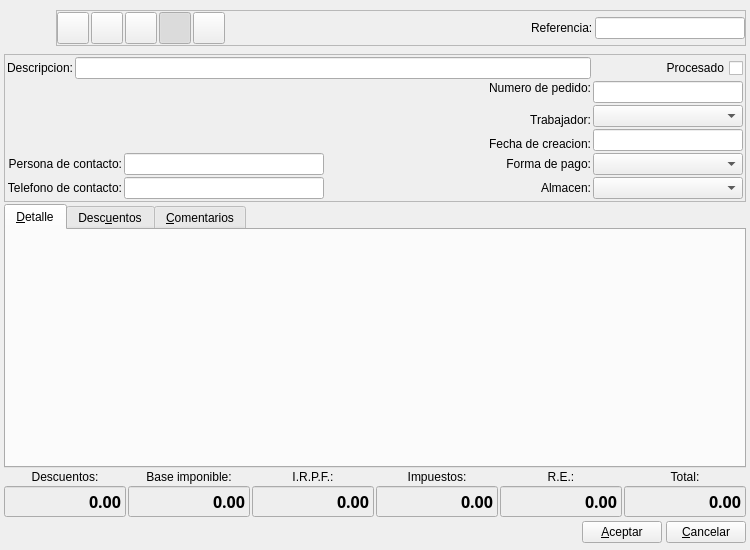
Old version of the form bulmages/bulmafact/plugins/pluginbf_clientepedido/pedidoclientebase.ui in the repository eboladev/Bulmages-1.
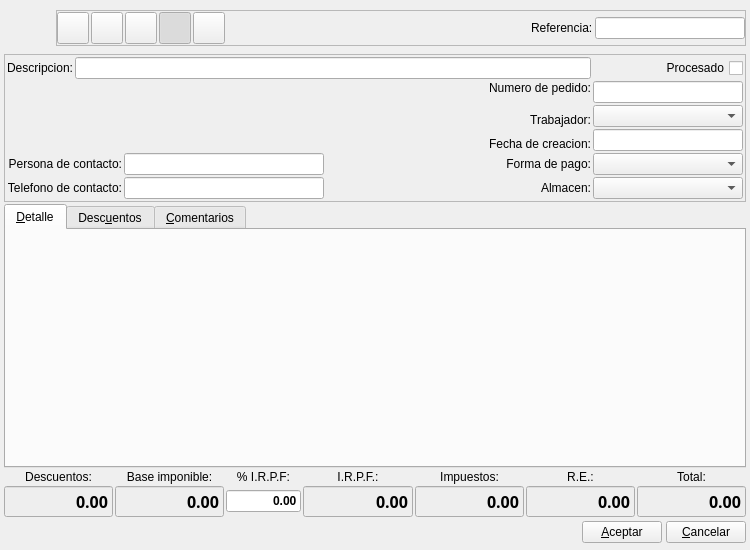
New version of the form. Icons and pictures are not drawn. Custom widgets are drawn as their Qt base class.

Commit message:
Agrego la gestion personalizada del IRPF en cada documento.
Comienzo a crear un servidor de datos generico e independiente.

Patch:
```diff
--- a/bulmages/bulmafact/plugins/pluginbf_clientepedido/pedidoclientebase.ui
+++ b/bulmages/bulmafact/plugins/pluginbf_clientepedido/pedidoclientebase.ui
@@ -28,7 +28,23 @@
    <property name="margin">
     <number>4</number>
    </property>
-   <item row="0" column="0" colspan="6">
+   <item row="3" column="0">
+    <widget class="QLabel" name="label3">
+     <property name="sizePolicy">
+      <sizepolicy hsizetype="Expanding" vsizetype="Preferred">
+       <horstretch>0</horstretch>
+       <verstretch>0</verstretch>
+      </sizepolicy>
+     </property>
+     <property name="text">
+      <string>Descuentos:</string>
+     </property>
+     <property name="alignment">
+      <set>Qt::AlignCenter</set>
+     </property>
+    </widget>
+   </item>
+   <item row="0" column="0" colspan="7">
     <layout class="QHBoxLayout" name="hboxLayout1">
      <property name="spacing">
       <number>4</number>
@@ -339,7 +355,89 @@
      </item>
     </layout>
    </item>
-   <item row="1" column="0" colspan="6">
+   <item row="4" column="6">
+    <widget class="QLineEdit" name="m_totalpedidocliente">
+     <property name="enabled">
+      <bool>true</bool>
+     </property>
+     <property name="minimumSize">
+      <size>
+       <width>100</width>
+       <height>0</height>
+      </size>
+     </property>
+     <property name="palette">
+      <palette>
+       <active>
+        <colorrole role="Base">
+         <brush brushstyle="SolidPattern">
+          <color alpha="255">
+           <red>238</red>
+           <green>238</green>
+           <blue>238</blue>
+          </color>
+         </brush>
+        </colorrole>
+       </active>
+       <inactive>
+        <colorrole role="Base">
+         <brush brushstyle="SolidPattern">
+          <color alpha="255">
+           <red>238</red>
+           <green>238</green>
+           <blue>238</blue>
+          </color>
+         </brush>
+        </colorrole>
+       </inactive>
+       <disabled>
+        <colorrole role="Base">
+         <brush brushstyle="SolidPattern">
+          <color alpha="255">
+           <red>255</red>
+           <green>255</green>
+           <blue>255</blue>
+          </color>
+         </brush>
+        </colorrole>
+       </disabled>
+      </palette>
+     </property>
+     <property name="font">
+      <font>
+       <family>Sans Serif</family>
+       <pointsize>12</pointsize>
+       <weight>75</weight>
+       <italic>false</italic>
+       <bold>true</bold>
+       <underline>false</underline>
+       <strikeout>false</strikeout>
+      </font>
+     </property>
+     <property name="focusPolicy">
+      <enum>Qt::NoFocus</enum>
+     </property>
+     <property name="acceptDrops">
+      <bool>false</bool>
+     </property>
+     <property name="autoFillBackground">
+      <bool>true</bool>
+     </property>
+     <property name="text">
+      <string>0.00</string>
+     </property>
+     <property name="frame">
+      <bool>true</bool>
+     </property>
+     <property name="alignment">
+      <set>Qt::AlignRight</set>
+     </property>
+     <property name="readOnly">
+      <bool>true</bool>
+     </property>
+    </widget>
+   </item>
+   <item row="1" column="0" colspan="7">
     <widget class="QFrame" name="frame">
      <property name="minimumSize">
       <size>
@@ -674,7 +772,7 @@
      </layout>
     </widget>
    </item>
-   <item row="2" column="0" colspan="6">
+   <item row="2" column="0" colspan="7">
     <widget class="QTabWidget" name="discounts">
      <property name="enabled">
       <bool>true</bool>
@@ -736,22 +834,6 @@
      </widget>
     </widget>
    </item>
-   <item row="3" column="0">
-    <widget class="QLabel" name="label3">
-     <property name="sizePolicy">
-      <sizepolicy hsizetype="Expanding" vsizetype="Preferred">
-       <horstretch>0</horstretch>
-       <verstretch>0</verstretch>
-      </sizepolicy>
-     </property>
-     <property name="text">
-      <string>Descuentos:</string>
-     </property>
-     <property name="alignment">
-      <set>Qt::AlignCenter</set>
-     </property>
-    </widget>
-   </item>
    <item row="3" column="1">
     <widget class="QLabel" name="label2">
      <property name="sizePolicy">
@@ -768,7 +850,7 @@
      </property>
     </widget>
    </item>
-   <item row="3" column="2">
+   <item row="3" column="3">
     <widget class="QLabel" name="label4_3">
      <property name="sizePolicy">
       <sizepolicy hsizetype="Expanding" vsizetype="Preferred">
@@ -784,7 +866,7 @@
      </property>
     </widget>
    </item>
-   <item row="3" column="3">
+   <item row="3" column="4">
     <widget class="QLabel" name="label4">
      <property name="sizePolicy">
       <sizepolicy hsizetype="Expanding" vsizetype="Preferred">
@@ -800,7 +882,7 @@
      </property>
     </widget>
    </item>
-   <item row="3" column="4">
+   <item row="3" column="5">
     <widget class="QLabel" name="label4_2">
      <property name="sizePolicy">
       <sizepolicy hsizetype="Expanding" vsizetype="Preferred">
@@ -816,7 +898,7 @@
      </property>
     </widget>
    </item>
-   <item row="3" column="5">
+   <item row="3" column="6">
     <widget class="QLabel" name="label1">
      <property name="sizePolicy">
       <sizepolicy hsizetype="Expanding" vsizetype="Preferred">
@@ -981,81 +1063,8 @@
      </property>
     </widget>
    </item>
-   <item row="4" column="2">
-    <widget class="QLineEdit" name="m_totalIRPF">
-     <property name="minimumSize">
-      <size>
-       <width>100</width>
-       <height>0</height>
-      </size>
-     </property>
-     <property name="palette">
-      <palette>
-       <active>
-        <colorrole role="Base">
-         <brush brushstyle="SolidPattern">
-          <color alpha="255">
-           <red>238</red>
-           <green>238</green>
-           <blue>238</blue>
-          </color>
-         </brush>
-        </colorrole>
-       </active>
-       <inactive>
-        <colorrole role="Base">
-         <brush brushstyle="SolidPattern">
-          <color alpha="255">
-           <red>238</red>
-           <green>238</green>
-           <blue>238</blue>
-          </color>
-         </brush>
-        </colorrole>
-       </inactive>
-       <disabled>
-        <colorrole role="Base">
-         <brush brushstyle="SolidPattern">
-          <color alpha="255">
-           <red>255</red>
-           <green>255</green>
-           <blue>255</blue>
-          </color>
-         </brush>
-        </colorrole>
-       </disabled>
-      </palette>
-     </property>
-     <property name="font">
-      <font>
-       <family>Sans Serif</family>
-       <pointsize>12</pointsize>
-       <weight>75</weight>
-       <italic>false</italic>
-       <bold>true</bold>
-       <underline>false</underline>
-       <strikeout>false</strikeout>
-      </font>
-     </property>
-     <property name="focusPolicy">
-      <enum>Qt::NoFocus</enum>
-     </property>
-     <property name="acceptDrops">
-      <bool>false</bool>
-     </property>
-     <property name="text">
-      <string>0.00</string>
-     </property>
-     <property name="alignment">
-      <set>Qt::AlignRight</set>
-     </property>
-     <property name="readOnly">
-      <bool>true</bool>
-     </property>
-    </widget>
-   </item>
    <item row="4" column="3">
-    <widget class="QLineEdit" name="m_totalTaxes">
+    <widget class="QLineEdit" name="m_totalIRPF">
      <property name="minimumSize">
       <size>
        <width>100</width>
@@ -1128,7 +1137,7 @@
     </widget>
    </item>
    <item row="4" column="4">
-    <widget class="QLineEdit" name="m_totalReqEq">
+    <widget class="QLineEdit" name="m_totalTaxes">
      <property name="minimumSize">
       <size>
        <width>100</width>
@@ -1201,10 +1210,7 @@
     </widget>
    </item>
    <item row="4" column="5">
-    <widget class="QLineEdit" name="m_totalpedidocliente">
-     <property name="enabled">
-      <bool>true</bool>
-     </property>
+    <widget class="QLineEdit" name="m_totalReqEq">
      <property name="minimumSize">
       <size>
        <width>100</width>
@@ -1265,15 +1271,9 @@
      <property name="acceptDrops">
       <bool>false</bool>
      </property>
-     <property name="autoFillBackground">
-      <bool>true</bool>
-     </property>
      <property name="text">
       <string>0.00</string>
      </property>
-     <property name="frame">
-      <bool>true</bool>
-     </property>
      <property name="alignment">
       <set>Qt::AlignRight</set>
      </property>
@@ -1282,7 +1282,7 @@
      </property>
     </widget>
    </item>
-   <item row="5" column="0" colspan="6">
+   <item row="5" column="0" colspan="7">
     <layout class="QHBoxLayout" name="_2">
      <property name="spacing">
       <number>4</number>
@@ -1319,10 +1319,41 @@
      </item>
     </layout>
    </item>
+   <item row="4" column="2">
+    <widget class="QLineEdit" name="mui_irpfpedidocliente">
+     <property name="font">
+      <font>
+       <weight>75</weight>
+       <bold>true</bold>
+      </font>
+     </property>
+     <property name="text">
+      <string>0.00</string>
+     </property>
+     <property name="alignment">
+      <set>Qt::AlignRight|Qt::AlignTrailing|Qt::AlignVCenter</set>
+     </property>
+    </widget>
+   </item>
+   <item row="3" column="2">
+    <widget class="QLabel" name="label_5">
+     <property name="text">
+      <string>% I.R.P.F:</string>
+     </property>
+     <property name="alignment">
+      <set>Qt::AlignCenter</set>
+     </property>
+    </widget>
+   </item>
   </layout>
  </widget>
  <layoutdefault spacing="2" margin="2"/>
  <customwidgets>
+  <customwidget>
+   <class>BlSearchWidget</class>
+   <extends>QWidget</extends>
+   <header>blsearchwidget.h</header>
+  </customwidget>
   <customwidget>
    <class>BfBuscarFormaPago</class>
    <extends>QComboBox</extends>
@@ -1343,11 +1374,6 @@
    <extends>QLineEdit</extends>
    <header>../../bulmalib/src/bldatesearch.h</header>
   </customwidget>
-  <customwidget>
-   <class>BlSearchWidget</class>
-   <extends>QWidget</extends>
-   <header>blsearchwidget.h</header>
-  </customwidget>
   <customwidget>
    <class>BfBuscarTrabajador</class>
    <extends>QComboBox</extends>
```
The commit also changes 29 other files.
